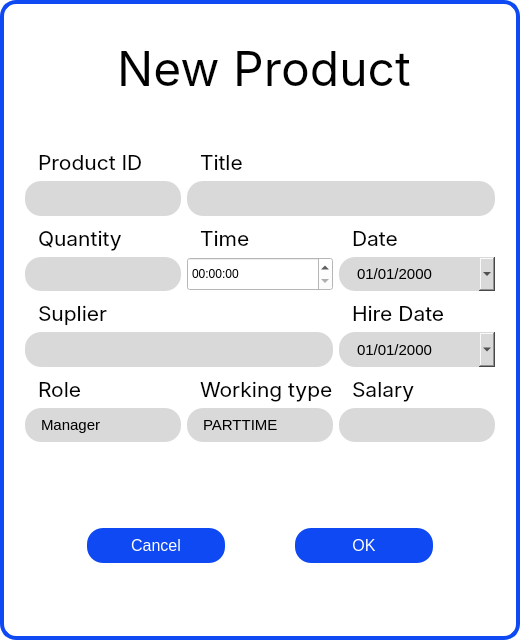
Before: the Qt Designer form UI/add_product.ui in PTHieu1023/Database-lab-project-ultimate, drawn with Qt 5.
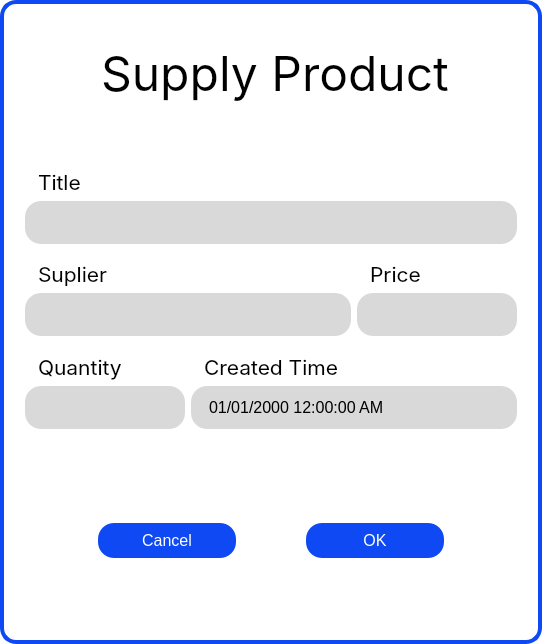
After: the same form once the commit is applied. Icons and pictures are not drawn.

Commit message: do product features

The edit to the form file:
```diff
--- a/UI/add_product.ui
+++ b/UI/add_product.ui
@@ -6,8 +6,8 @@
    <rect>
     <x>0</x>
     <y>0</y>
-    <width>520</width>
-    <height>640</height>
+    <width>542</width>
+    <height>644</height>
    </rect>
   </property>
   <property name="windowTitle">
@@ -27,7 +27,7 @@
 	padding-left: 8px;
 }
 
-QLineEdit, QDateEdit, QComboBox{
+QLineEdit, QDateEdit, QComboBox, QTimeEdit, QDateTimeEdit{
 	background-color: rgb(217, 217, 217);
 	border-radius: 16px;
 	padding-left: 16px;
@@ -81,10 +81,13 @@
 	image: url(:/icon/icon/angle-arrow-down_icon.ico);
 	width: 16px;
 	margin-right: 16px;
+	border-top-right-radius: 16px;
 }
 
 QDateEdit QCalendarWidget QToolButton {
 	color: black;
+	border: 0px;
+	image: ;
 }
 
  QDateEdit QCalendarWidget QAbstractItemView {
@@ -93,9 +96,37 @@
      selection-background-color: rgb(188, 206, 253);
  }
 
-</string>
+QTimeEdit::up-button, QTimeEdit::down-button {
+	border: 0px;
+}
+QTimeEdit::up-button{
+	border-top-right-radius: 16px;
+}
+QTimeEdit::down-button{
+	border-bottom-right-radius: 16px;
+}
+QDateTimeEdit{
+	font-size: 16px;
+}
+
+QDateTimeEdit::drop-down {
+	width: 16px;
+	margin-right: 16px;
+	border-top-right-radius: 16px;
+}
+
+QDateTimeEdit QCalendarWidget QToolButton {
+	color: black;
+	border: 0px;
+}
+
+ QDateTimeEdit QCalendarWidget QAbstractItemView {
+     background-color: white;
+     border: 0px;
+     selection-background-color: rgb(188, 206, 253);
+ }</string>
   </property>
-  <layout class="QVBoxLayout" name="verticalLayout" stretch="2,6,3">
+  <layout class="QVBoxLayout" name="verticalLayout" stretch="2,5,3">
    <property name="spacing">
     <number>16</number>
    </property>
@@ -126,7 +157,7 @@
       </font>
      </property>
      <property name="text">
-      <string>&lt;html&gt;&lt;head/&gt;&lt;body&gt;&lt;p align=&quot;center&quot;&gt;&lt;span style=&quot; font-size:36pt;&quot;&gt;New Product&lt;/span&gt;&lt;/p&gt;&lt;/body&gt;&lt;/html&gt;</string>
+      <string>&lt;html&gt;&lt;head/&gt;&lt;body&gt;&lt;p align=&quot;center&quot;&gt;&lt;span style=&quot; font-size:36pt;&quot;&gt;Supply Product&lt;/span&gt;&lt;/p&gt;&lt;/body&gt;&lt;/html&gt;</string>
      </property>
      <property name="textFormat">
       <enum>Qt::AutoText</enum>
@@ -149,412 +180,8 @@
      <property name="styleSheet">
       <string notr="true"/>
      </property>
-     <layout class="QGridLayout" name="gridLayout">
-      <item row="0" column="0">
-       <widget class="QWidget" name="widget_2" native="true">
-        <layout class="QVBoxLayout" name="verticalLayout_2" stretch="1,1">
-         <property name="spacing">
-          <number>0</number>
-         </property>
-         <property name="leftMargin">
-          <number>0</number>
-         </property>
-         <property name="topMargin">
-          <number>0</number>
-         </property>
-         <property name="rightMargin">
-          <number>0</number>
-         </property>
-         <property name="bottomMargin">
-          <number>0</number>
-         </property>
-         <item>
-          <widget class="QLabel" name="label_2">
-           <property name="sizePolicy">
-            <sizepolicy hsizetype="Ignored" vsizetype="Ignored">
-             <horstretch>0</horstretch>
-             <verstretch>0</verstretch>
-            </sizepolicy>
-           </property>
-           <property name="font">
-            <font>
-             <family>Inter</family>
-             <pointsize>16</pointsize>
-            </font>
-           </property>
-           <property name="text">
-            <string>Product ID</string>
-           </property>
-           <property name="alignment">
-            <set>Qt::AlignBottom|Qt::AlignLeading|Qt::AlignLeft</set>
-           </property>
-          </widget>
-         </item>
-         <item>
-          <widget class="QLineEdit" name="txt_first_name">
-           <property name="sizePolicy">
-            <sizepolicy hsizetype="Expanding" vsizetype="Expanding">
-             <horstretch>0</horstretch>
-             <verstretch>0</verstretch>
-            </sizepolicy>
-           </property>
-           <property name="font">
-            <font>
-             <pointsize>11</pointsize>
-            </font>
-           </property>
-          </widget>
-         </item>
-        </layout>
-       </widget>
-      </item>
-      <item row="3" column="0">
-       <widget class="QWidget" name="widget_8" native="true">
-        <layout class="QVBoxLayout" name="verticalLayout_8" stretch="1,1">
-         <property name="spacing">
-          <number>0</number>
-         </property>
-         <property name="leftMargin">
-          <number>0</number>
-         </property>
-         <property name="topMargin">
-          <number>0</number>
-         </property>
-         <property name="rightMargin">
-          <number>0</number>
-         </property>
-         <property name="bottomMargin">
-          <number>0</number>
-         </property>
-         <item>
-          <widget class="QLabel" name="label_8">
-           <property name="sizePolicy">
-            <sizepolicy hsizetype="Ignored" vsizetype="Ignored">
-             <horstretch>0</horstretch>
-             <verstretch>0</verstretch>
-            </sizepolicy>
-           </property>
-           <property name="font">
-            <font>
-             <family>Inter</family>
-             <pointsize>16</pointsize>
-            </font>
-           </property>
-           <property name="text">
-            <string>Role</string>
-           </property>
-           <property name="alignment">
-            <set>Qt::AlignBottom|Qt::AlignLeading|Qt::AlignLeft</set>
-           </property>
-          </widget>
-         </item>
-         <item>
-          <widget class="QComboBox" name="txt_role">
-           <property name="sizePolicy">
-            <sizepolicy hsizetype="Expanding" vsizetype="Expanding">
-             <horstretch>0</horstretch>
-             <verstretch>0</verstretch>
-            </sizepolicy>
-           </property>
-           <property name="font">
-            <font>
-             <pointsize>11</pointsize>
-            </font>
-           </property>
-           <property name="editable">
-            <bool>false</bool>
-           </property>
-           <property name="currentText">
-            <string>Manager</string>
-           </property>
-           <item>
-            <property name="text">
-             <string>Manager</string>
-            </property>
-           </item>
-           <item>
-            <property name="text">
-             <string>Saler</string>
-            </property>
-           </item>
-           <item>
-            <property name="text">
-             <string>Security</string>
-            </property>
-           </item>
-          </widget>
-         </item>
-        </layout>
-       </widget>
-      </item>
-      <item row="3" column="1">
-       <widget class="QWidget" name="widget_9" native="true">
-        <layout class="QVBoxLayout" name="verticalLayout_9" stretch="1,1">
-         <property name="spacing">
-          <number>0</number>
-         </property>
-         <property name="leftMargin">
-          <number>0</number>
-         </property>
-         <property name="topMargin">
-          <number>0</number>
-         </property>
-         <property name="rightMargin">
-          <number>0</number>
-         </property>
-         <property name="bottomMargin">
-          <number>0</number>
-         </property>
-         <item>
-          <widget class="QLabel" name="label_9">
-           <property name="sizePolicy">
-            <sizepolicy hsizetype="Ignored" vsizetype="Ignored">
-             <horstretch>0</horstretch>
-             <verstretch>0</verstretch>
-            </sizepolicy>
-           </property>
-           <property name="font">
-            <font>
-             <family>Inter</family>
-             <pointsize>16</pointsize>
-            </font>
-           </property>
-           <property name="text">
-            <string>Working type</string>
-           </property>
-           <property name="alignment">
-            <set>Qt::AlignBottom|Qt::AlignLeading|Qt::AlignLeft</set>
-           </property>
-          </widget>
-         </item>
-         <item>
-          <widget class="QComboBox" name="txt_working_type">
-           <property name="sizePolicy">
-            <sizepolicy hsizetype="Expanding" vsizetype="Expanding">
-             <horstretch>0</horstretch>
-             <verstretch>0</verstretch>
-            </sizepolicy>
-           </property>
-           <property name="font">
-            <font>
-             <pointsize>11</pointsize>
-            </font>
-           </property>
-           <property name="editable">
-            <bool>false</bool>
-           </property>
-           <property name="currentText">
-            <string>PARTTIME</string>
-           </property>
-           <property name="frame">
-            <bool>true</bool>
-           </property>
-           <item>
-            <property name="text">
-             <string>PARTTIME</string>
-            </property>
-           </item>
-           <item>
-            <property name="text">
-             <string>FULLTIME</string>
-            </property>
-           </item>
-          </widget>
-         </item>
-        </layout>
-       </widget>
-      </item>
-      <item row="3" column="2">
-       <widget class="QWidget" name="widget_10" native="true">
-        <layout class="QVBoxLayout" name="verticalLayout_10" stretch="1,1">
-         <property name="spacing">
-          <number>0</number>
-         </property>
-         <property name="leftMargin">
-          <number>0</number>
-         </property>
-         <property name="topMargin">
-          <number>0</number>
-         </property>
-         <property name="rightMargin">
-          <number>0</number>
-         </property>
-         <property name="bottomMargin">
-          <number>0</number>
-         </property>
-         <item>
-          <widget class="QLabel" name="label_10">
-           <property name="sizePolicy">
-            <sizepolicy hsizetype="Ignored" vsizetype="Ignored">
-             <horstretch>0</horstretch>
-             <verstretch>0</verstretch>
-            </sizepolicy>
-           </property>
-           <property name="font">
-            <font>
-             <family>Inter</family>
-             <pointsize>16</pointsize>
-            </font>
-           </property>
-           <property name="text">
-            <string>Salary</string>
-           </property>
-           <property name="alignment">
-            <set>Qt::AlignBottom|Qt::AlignLeading|Qt::AlignLeft</set>
-           </property>
-          </widget>
-         </item>
-         <item>
-          <widget class="QLineEdit" name="txt_salary">
-           <property name="sizePolicy">
-            <sizepolicy hsizetype="Expanding" vsizetype="Expanding">
-             <horstretch>0</horstretch>
-             <verstretch>0</verstretch>
-            </sizepolicy>
-           </property>
-           <property name="font">
-            <font>
-             <pointsize>11</pointsize>
-            </font>
-           </property>
-          </widget>
-         </item>
-        </layout>
-       </widget>
-      </item>
-      <item row="2" column="0" colspan="2">
-       <widget class="QWidget" name="widget_7" native="true">
-        <layout class="QVBoxLayout" name="verticalLayout_7" stretch="1,1">
-         <property name="spacing">
-          <number>0</number>
-         </property>
-         <property name="leftMargin">
-          <number>0</number>
-         </property>
-         <property name="topMargin">
-          <number>0</number>
-         </property>
-         <property name="rightMargin">
-          <number>0</number>
-         </property>
-         <property name="bottomMargin">
-          <number>0</number>
-         </property>
-         <item>
-          <widget class="QLabel" name="label_7">
-           <property name="sizePolicy">
-            <sizepolicy hsizetype="Ignored" vsizetype="Ignored">
-             <horstretch>0</horstretch>
-             <verstretch>0</verstretch>
-            </sizepolicy>
-           </property>
-           <property name="font">
-            <font>
-             <family>Inter</family>
-             <pointsize>16</pointsize>
-            </font>
-           </property>
-           <property name="text">
-            <string>Suplier</string>
-           </property>
-           <property name="alignment">
-            <set>Qt::AlignBottom|Qt::AlignLeading|Qt::AlignLeft</set>
-           </property>
-          </widget>
-         </item>
-         <item>
-          <widget class="QLineEdit" name="txt_address">
-           <property name="sizePolicy">
-            <sizepolicy hsizetype="Expanding" vsizetype="Expanding">
-             <horstretch>0</horstretch>
-             <verstretch>0</verstretch>
-            </sizepolicy>
-           </property>
-           <property name="font">
-            <font>
-             <pointsize>11</pointsize>
-            </font>
-           </property>
-          </widget>
-         </item>
-        </layout>
-       </widget>
-      </item>
-      <item row="2" column="2">
-       <widget class="QWidget" name="widget_11" native="true">
-        <layout class="QVBoxLayout" name="verticalLayout_11" stretch="1,1">
-         <property name="spacing">
-          <number>0</number>
-         </property>
-         <property name="leftMargin">
-          <number>0</number>
-         </property>
-         <property name="topMargin">
-          <number>0</number>
-         </property>
-         <property name="rightMargin">
-          <number>0</number>
-         </property>
-         <property name="bottomMargin">
-          <number>0</number>
-         </property>
-         <item>
-          <widget class="QLabel" name="label_11">
-           <property name="sizePolicy">
-            <sizepolicy hsizetype="Ignored" vsizetype="Ignored">
-             <horstretch>0</horstretch>
-             <verstretch>0</verstretch>
-            </sizepolicy>
-           </property>
-           <property name="font">
-            <font>
-             <family>Inter</family>
-             <pointsize>16</pointsize>
-            </font>
-           </property>
-           <property name="text">
-            <string>Hire Date</string>
-           </property>
-           <property name="alignment">
-            <set>Qt::AlignBottom|Qt::AlignLeading|Qt::AlignLeft</set>
-           </property>
-          </widget>
-         </item>
-         <item>
-          <widget class="QDateEdit" name="txt_hiredate">
-           <property name="sizePolicy">
-            <sizepolicy hsizetype="Expanding" vsizetype="Expanding">
-             <horstretch>0</horstretch>
-             <verstretch>0</verstretch>
-            </sizepolicy>
-           </property>
-           <property name="font">
-            <font>
-             <pointsize>11</pointsize>
-            </font>
-           </property>
-           <property name="maximumDate">
-            <date>
-             <year>9999</year>
-             <month>12</month>
-             <day>31</day>
-            </date>
-           </property>
-           <property name="displayFormat">
-            <string>dd/MM/yyyy</string>
-           </property>
-           <property name="calendarPopup">
-            <bool>true</bool>
-           </property>
-           <property name="currentSectionIndex">
-            <number>1</number>
-           </property>
-          </widget>
-         </item>
-        </layout>
-       </widget>
-      </item>
-      <item row="0" column="1" colspan="2">
+     <layout class="QGridLayout" name="gridLayout" columnstretch="1,1,1" rowminimumheight="1,1,1">
+      <item row="0" column="0" colspan="3">
        <widget class="QWidget" name="widget_3" native="true">
         <layout class="QVBoxLayout" name="verticalLayout_3" stretch="1,1">
          <property name="spacing">
@@ -612,81 +239,7 @@
         </layout>
        </widget>
       </item>
-      <item row="1" column="2">
-       <widget class="QWidget" name="widget_4" native="true">
-        <layout class="QVBoxLayout" name="verticalLayout_4" stretch="1,1">
-         <property name="spacing">
-          <number>0</number>
-         </property>
-         <property name="leftMargin">
-          <number>0</number>
-         </property>
-         <property name="topMargin">
-          <number>0</number>
-         </property>
-         <property name="rightMargin">
-          <number>0</number>
-         </property>
-         <property name="bottomMargin">
-          <number>0</number>
-         </property>
-         <item>
-          <widget class="QLabel" name="label_4">
-           <property name="sizePolicy">
-            <sizepolicy hsizetype="Ignored" vsizetype="Ignored">
-             <horstretch>0</horstretch>
-             <verstretch>0</verstretch>
-            </sizepolicy>
-           </property>
-           <property name="font">
-            <font>
-             <family>Inter</family>
-             <pointsize>16</pointsize>
-            </font>
-           </property>
-           <property name="text">
-            <string>Date</string>
-           </property>
-           <property name="alignment">
-            <set>Qt::AlignBottom|Qt::AlignLeading|Qt::AlignLeft</set>
-           </property>
-          </widget>
-         </item>
-         <item>
-          <widget class="QDateEdit" name="txt_dob">
-           <property name="sizePolicy">
-            <sizepolicy hsizetype="Expanding" vsizetype="Expanding">
-             <horstretch>0</horstretch>
-             <verstretch>0</verstretch>
-            </sizepolicy>
-           </property>
-           <property name="font">
-            <font>
-             <pointsize>11</pointsize>
-            </font>
-           </property>
-           <property name="maximumDate">
-            <date>
-             <year>9999</year>
-             <month>12</month>
-             <day>31</day>
-            </date>
-           </property>
-           <property name="displayFormat">
-            <string>dd/MM/yyyy</string>
-           </property>
-           <property name="calendarPopup">
-            <bool>true</bool>
-           </property>
-           <property name="currentSectionIndex">
-            <number>1</number>
-           </property>
-          </widget>
-         </item>
-        </layout>
-       </widget>
-      </item>
-      <item row="1" column="0">
+      <item row="2" column="0">
        <widget class="QWidget" name="widget_5" native="true">
         <layout class="QVBoxLayout" name="verticalLayout_5" stretch="1,1">
          <property name="spacing">
@@ -744,7 +297,123 @@
         </layout>
        </widget>
       </item>
-      <item row="1" column="1">
+      <item row="1" column="0" colspan="2">
+       <widget class="QWidget" name="widget_7" native="true">
+        <layout class="QVBoxLayout" name="verticalLayout_7" stretch="1,1">
+         <property name="spacing">
+          <number>0</number>
+         </property>
+         <property name="leftMargin">
+          <number>0</number>
+         </property>
+         <property name="topMargin">
+          <number>0</number>
+         </property>
+         <property name="rightMargin">
+          <number>0</number>
+         </property>
+         <property name="bottomMargin">
+          <number>0</number>
+         </property>
+         <item>
+          <widget class="QLabel" name="label_7">
+           <property name="sizePolicy">
+            <sizepolicy hsizetype="Ignored" vsizetype="Ignored">
+             <horstretch>0</horstretch>
+             <verstretch>0</verstretch>
+            </sizepolicy>
+           </property>
+           <property name="font">
+            <font>
+             <family>Inter</family>
+             <pointsize>16</pointsize>
+            </font>
+           </property>
+           <property name="text">
+            <string>Suplier</string>
+           </property>
+           <property name="alignment">
+            <set>Qt::AlignBottom|Qt::AlignLeading|Qt::AlignLeft</set>
+           </property>
+          </widget>
+         </item>
+         <item>
+          <widget class="QLineEdit" name="txt_suplier">
+           <property name="sizePolicy">
+            <sizepolicy hsizetype="Expanding" vsizetype="Expanding">
+             <horstretch>0</horstretch>
+             <verstretch>0</verstretch>
+            </sizepolicy>
+           </property>
+           <property name="font">
+            <font>
+             <pointsize>11</pointsize>
+            </font>
+           </property>
+          </widget>
+         </item>
+        </layout>
+       </widget>
+      </item>
+      <item row="1" column="2">
+       <widget class="QWidget" name="widget_10" native="true">
+        <layout class="QVBoxLayout" name="verticalLayout_10" stretch="1,1">
+         <property name="spacing">
+          <number>0</number>
+         </property>
+         <property name="leftMargin">
+          <number>0</number>
+         </property>
+         <property name="topMargin">
+          <number>0</number>
+         </property>
+         <property name="rightMargin">
+          <number>0</number>
+         </property>
+         <property name="bottomMargin">
+          <number>0</number>
+         </property>
+         <item>
+          <widget class="QLabel" name="label_10">
+           <property name="sizePolicy">
+            <sizepolicy hsizetype="Ignored" vsizetype="Ignored">
+             <horstretch>0</horstretch>
+             <verstretch>0</verstretch>
+            </sizepolicy>
+           </property>
+           <property name="font">
+            <font>
+             <family>Inter</family>
+             <pointsize>16</pointsize>
+            </font>
+           </property>
+           <property name="text">
+            <string>Price</string>
+           </property>
+           <property name="alignment">
+            <set>Qt::AlignBottom|Qt::AlignLeading|Qt::AlignLeft</set>
+           </property>
+          </widget>
+         </item>
+         <item>
+          <widget class="QLineEdit" name="txt_price">
+           <property name="sizePolicy">
+            <sizepolicy hsizetype="Expanding" vsizetype="Expanding">
+             <horstretch>0</horstretch>
+             <verstretch>0</verstretch>
+            </sizepolicy>
+           </property>
+           <property name="font">
+            <font>
+             <pointsize>11</pointsize>
+            </font>
+           </property>
+          </widget>
+         </item>
+        </layout>
+       </widget>
+      </item>
+      <item row="2" column="1" colspan="2">
        <widget class="QWidget" name="widget_6" native="true">
         <layout class="QVBoxLayout" name="verticalLayout_6" stretch="1,1">
          <property name="spacing">
@@ -777,7 +446,7 @@
             </font>
            </property>
            <property name="text">
-            <string>Time</string>
+            <string>Created Time</string>
            </property>
            <property name="alignment">
             <set>Qt::AlignBottom|Qt::AlignLeading|Qt::AlignLeft</set>
@@ -785,13 +454,30 @@
           </widget>
          </item>
          <item>
-          <widget class="QTimeEdit" name="timeEdit">
+          <widget class="QDateTimeEdit" name="created_time">
            <property name="sizePolicy">
-            <sizepolicy hsizetype="Minimum" vsizetype="Expanding">
+            <sizepolicy hsizetype="Expanding" vsizetype="Expanding">
              <horstretch>0</horstretch>
              <verstretch>0</verstretch>
             </sizepolicy>
            </property>
+           <property name="font">
+            <font>
+             <pointsize>-1</pointsize>
+            </font>
+           </property>
+           <property name="currentSection">
+            <enum>QDateTimeEdit::MonthSection</enum>
+           </property>
+           <property name="displayFormat">
+            <string>MM/dd/yyyy hh:mm:ss A</string>
+           </property>
+           <property name="calendarPopup">
+            <bool>true</bool>
+           </property>
+           <property name="timeSpec">
+            <enum>Qt::LocalTime</enum>
+           </property>
           </widget>
          </item>
         </layout>
```
Left out of the diff: 16 changed lines with no effect on the pictures. The commit also changes 13 other files.
